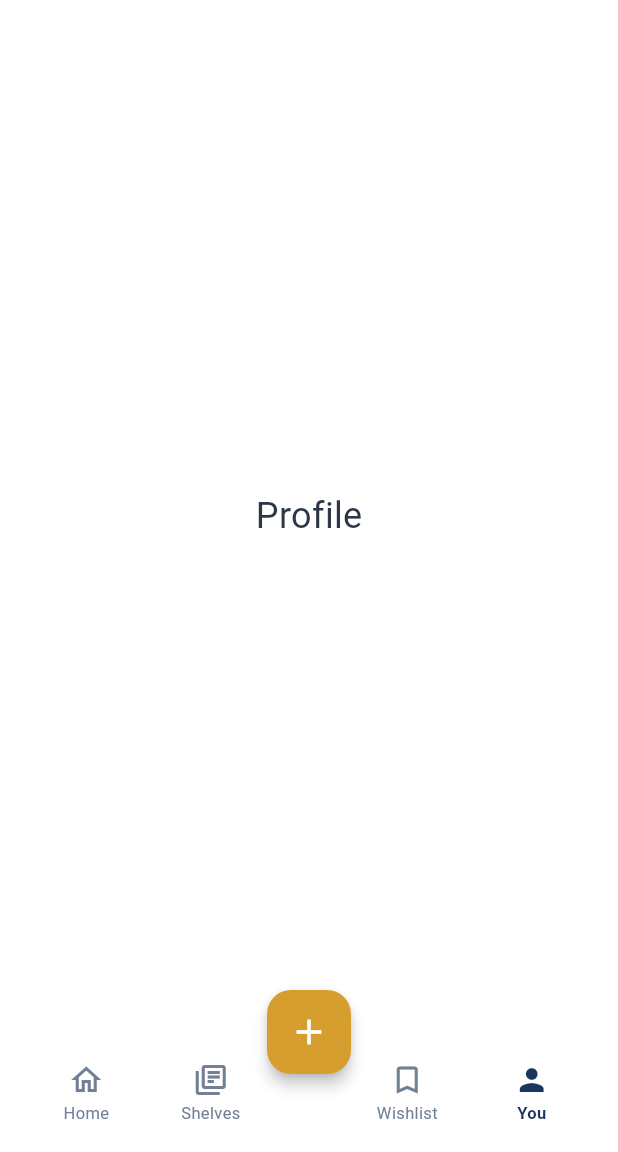
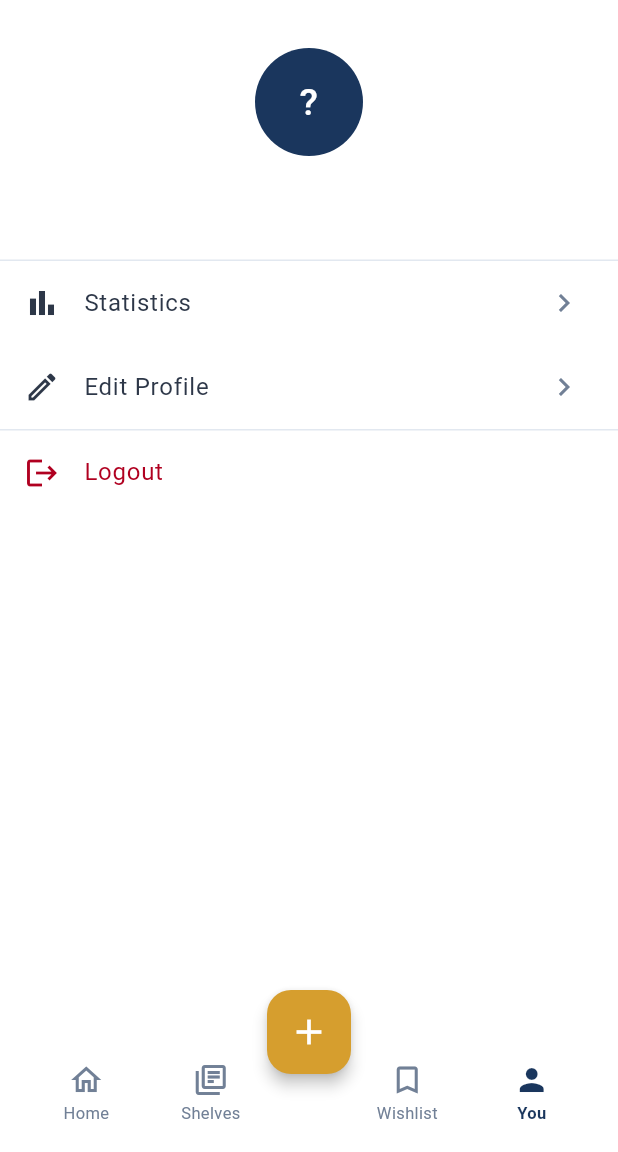
Before and after one commit to KirinDelta/DeltaBooks-Frontend, a Flutter app: the HomeScreen screen opened directly, item 4 of the bottom bar chosen, on a phone screen of 412 x 824 dp, the part 84-1236 px from its top. Run offline on Flutter 3.47's test engine with Material 3 defaults, Android fonts, the phone set to English and light mode, and no system bars; our stand-ins replace fl_chart, image_picker, shared_preferences, smooth_page_indicator; missing offline and left inert: dart:js_interop, google_mlkit_text_recognition, mobile_scanner; accounts and stored records are empty; network calls fail.

Commit message:
feat: build You tab as profile hub (Phase 2)
Replaces the _YouPlaceholder with a proper YouScreen that composes
existing screens without new API calls.

Layout:
- Profile header: UserAvatar (existing widget, 72px) + display name + email,
  read from AuthProvider via Consumer2
- Statistics → LibraryStatisticsScreen (requires selected library;
  shows selectLibraryFirst snackbar if none)
- Edit Profile → ProfileScreen (push navigation)
- Logout → authProvider.logout() (navigation back to LoginScreen is
  handled automatically by Consumer<AuthProvider> in main.dart)

Strings for Phase 6 localisation:
- "Edit Profile" (no existing ARB key; hardcoded in you_screen.dart)

Co-Authored-By: Claude Sonnet 4.6 <noreply@anthropic.com>

```diff
--- a/lib/screens/home_screen.dart
+++ b/lib/screens/home_screen.dart
@@ -10,6 +10,7 @@ import '../theme/app_colors.dart';
 import 'libraries_screen.dart';
 import 'library_screen.dart';
 import 'wishlist_screen.dart';
+import 'you_screen.dart';
 
 class HomeScreen extends StatefulWidget {
   const HomeScreen({super.key});
@@ -395,7 +396,7 @@ class _HomeScreenState extends State<HomeScreen> {
           const _HomePlaceholder(),
           LibraryScreen(key: _libraryScreenKey),
           const WishlistScreen(),
-          const _YouPlaceholder(),
+          const YouScreen(),
         ],
       ),
       floatingActionButton: FloatingActionButton(
@@ -442,14 +443,3 @@ class _HomePlaceholder extends StatelessWidget {
     );
   }
 }
-
-class _YouPlaceholder extends StatelessWidget {
-  const _YouPlaceholder();
-
-  @override
-  Widget build(BuildContext context) {
-    return const Center(
-      child: Text('Profile', style: TextStyle(fontSize: 24)),
-    );
-  }
-}
--- /dev/null
+++ b/lib/screens/you_screen.dart
@@ -0,0 +1,139 @@
+import 'package:flutter/material.dart';
+import 'package:provider/provider.dart';
+import 'package:deltabooks/l10n/app_localizations.dart';
+import '../providers/auth_provider.dart';
+import '../providers/library_provider.dart';
+import '../theme/app_colors.dart';
+import '../widgets/user_avatar.dart';
+import 'library_statistics_screen.dart';
+import 'profile_screen.dart';
+
+class YouScreen extends StatelessWidget {
+  const YouScreen({super.key});
+
+  void _navigateToStats(
+      BuildContext context, LibraryProvider libraryProvider) {
+    final selected = libraryProvider.selectedLibrary;
+    if (selected == null) {
+      final l10n = AppLocalizations.of(context)!;
+      ScaffoldMessenger.of(context).showSnackBar(
+        SnackBar(content: Text(l10n.selectLibraryFirst)),
+      );
+      return;
+    }
+    Navigator.push(
+      context,
+      MaterialPageRoute(
+        builder: (_) => LibraryStatisticsScreen(libraryId: selected.id),
+      ),
+    );
+  }
+
+  @override
+  Widget build(BuildContext context) {
+    final l10n = AppLocalizations.of(context)!;
+
+    return Consumer2<AuthProvider, LibraryProvider>(
+      builder: (context, authProvider, libraryProvider, _) {
+        final user = authProvider.user;
+
+        final firstName = user?.firstName;
+        final lastName = user?.lastName;
+        final email = user?.email ?? '';
+
+        String? displayName;
+        if (firstName != null && firstName.isNotEmpty) {
+          displayName = lastName != null && lastName.isNotEmpty
+              ? '$firstName $lastName'
+              : firstName;
+        } else if (lastName != null && lastName.isNotEmpty) {
+          displayName = lastName;
+        }
+
+        return ListView(
+          children: [
+            // Profile header
+            Padding(
+              padding: const EdgeInsets.symmetric(vertical: 32, horizontal: 24),
+              child: Column(
+                children: [
+                  UserAvatar(
+                    firstName: firstName,
+                    lastName: lastName,
+                    email: email,
+                    size: 72,
+                  ),
+                  const SizedBox(height: 16),
+                  if (displayName != null) ...[
+                    Text(
+                      displayName,
+                      style: const TextStyle(
+                        fontSize: 20,
+                        fontWeight: FontWeight.bold,
+                        color: AppColors.deltaTeal,
+                      ),
+                      textAlign: TextAlign.center,
+                    ),
+                    const SizedBox(height: 4),
+                  ],
+                  Text(
+                    email,
+                    style: const TextStyle(
+                      fontSize: 14,
+                      color: AppColors.textSecondary,
+                    ),
+                    textAlign: TextAlign.center,
+                  ),
+                ],
+              ),
+            ),
+
+            const Divider(height: 1, color: AppColors.borderLight),
+
+            // Statistics
+            ListTile(
+              leading: const Icon(Icons.bar_chart, color: AppColors.deltaTeal),
+              title: Text(
+                l10n.statistics,
+                style: const TextStyle(color: AppColors.deltaTeal),
+              ),
+              trailing: const Icon(Icons.chevron_right,
+                  color: AppColors.textSecondary),
+              onTap: () => _navigateToStats(context, libraryProvider),
+            ),
+
+            // Edit Profile — label flagged for Phase 6 localisation
+            ListTile(
+              leading: const Icon(Icons.edit_outlined, color: AppColors.deltaTeal),
+              title: const Text(
+                'Edit Profile',
+                style: TextStyle(color: AppColors.deltaTeal),
+              ),
+              trailing: const Icon(Icons.chevron_right,
+                  color: AppColors.textSecondary),
+              onTap: () => Navigator.push(
+                context,
+                MaterialPageRoute(builder: (_) => const ProfileScreen()),
+              ),
+            ),
+
+            const Divider(height: 1, color: AppColors.borderLight),
+
+            // Logout
+            ListTile(
+              leading: Icon(
+                Icons.logout,
+                color: Theme.of(context).colorScheme.error,
+              ),
+              title: Text(
+                l10n.logout,
+                style: TextStyle(color: Theme.of(context).colorScheme.error),
+              ),
+              onTap: () => authProvider.logout(),
+            ),
+          ],
+        );
+      },
+    );
+  }
+}
```
